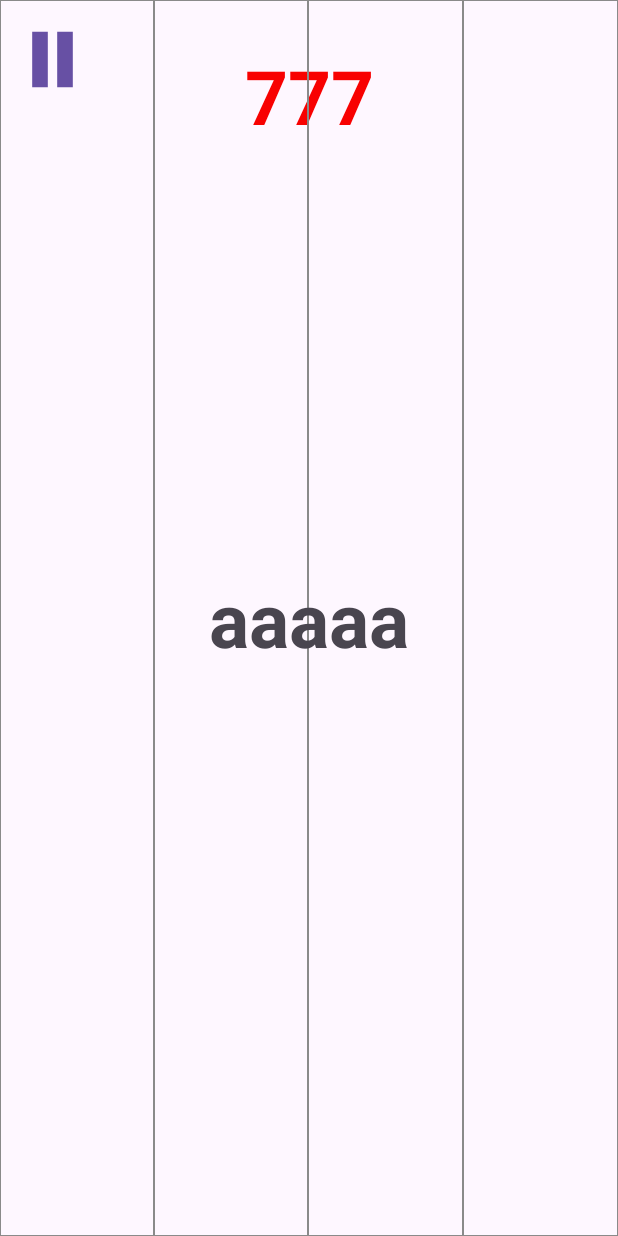
After one commit to aaaa1597/AndKotlin-PianoTiles, an Android app: the fragment GameplayFragment placed in its activity, on a phone screen of 412 x 824 dp. The commit adds this screen. Run offline under Robolectric (Android 15) with nearby library versions, the phone set to English and light mode, and no system bars.

Commit message:
ゲーム画面作成中

```diff
--- /dev/null
+++ b/app/src/main/java/com/example/pianotiles/GameplayFragment.kt
@@ -0,0 +1,41 @@
+package com.example.pianotiles
+
+import android.os.Bundle
+import android.view.LayoutInflater
+import android.view.View
+import android.view.ViewGroup
+import androidx.fragment.app.Fragment
+import androidx.fragment.app.viewModels
+import com.example.pianotiles.databinding.FragmentGameplayBinding
+import com.example.pianotiles.databinding.FragmentMainMenuBinding
+
+class GameplayFragment : Fragment() {
+
+    companion object {
+        fun newInstance() = GameplayFragment()
+    }
+
+    private lateinit var _binding: FragmentGameplayBinding
+    private val gameViewModel: GameplayViewModel by viewModels()
+
+    override fun onCreate(savedInstanceState: Bundle?) {
+        super.onCreate(savedInstanceState)
+    }
+
+    override fun onCreateView(inflater: LayoutInflater, container: ViewGroup?,savedInstanceState: Bundle?): View {
+        _binding = FragmentGameplayBinding.inflate(inflater, container, false)
+        return _binding.root
+    }
+
+    override fun onViewCreated(view: View, savedInstanceState: Bundle?) {
+        super.onViewCreated(view, savedInstanceState)
+        /* pauseボタン押下 */
+        _binding.btnPause.setOnClickListener {
+            gameViewModel.setPause(true)
+            parentFragmentManager.beginTransaction()
+                .addToBackStack("GameplayFragment")
+                .replace(R.id.fragment_container, PauseFragment.newInstance())
+                .commit()
+        }
+    }
+}
--- /dev/null
+++ b/app/src/main/res/drawable/border_view.xml
@@ -0,0 +1,7 @@
+<?xml version="1.0" encoding="utf-8"?>
+<shape xmlns:android="http://schemas.android.com/apk/res/android">
+    <solid/>
+    <stroke
+        android:width="1px"
+        android:color="@color/gray" />
+</shape>
--- /dev/null
+++ b/app/src/main/res/drawable/ic_baseline_pause_24.xml
@@ -0,0 +1,12 @@
+<vector xmlns:android="http://schemas.android.com/apk/res/android"
+    android:width="24dp"
+    android:height="24dp"
+    android:viewportWidth="24"
+    android:viewportHeight="24">
+  <path
+      android:fillColor="@android:color/white"
+      android:pathData="M6,19h4L10,5L6,5v14zM14,5v14h4L18,5h-4z"
+      android:strokeColor="#000000"
+      android:strokeLineCap="square"
+      android:strokeWidth="1"/>
+</vector>
--- /dev/null
+++ b/app/src/main/res/layout/fragment_gameplay.xml
@@ -0,0 +1,77 @@
+<?xml version="1.0" encoding="utf-8"?>
+<androidx.constraintlayout.widget.ConstraintLayout xmlns:android="http://schemas.android.com/apk/res/android"
+    xmlns:tools="http://schemas.android.com/tools"
+    android:layout_width="match_parent"
+    android:layout_height="match_parent"
+    xmlns:app="http://schemas.android.com/apk/res-auto"
+    tools:context=".GameplayFragment">
+
+    <Button
+        android:id="@+id/btn_pause"
+        android:layout_width="50dp"
+        android:layout_height="wrap_content"
+        android:layout_alignParentStart="true"
+        android:layout_marginStart="10dp"
+        android:layout_marginTop="10dp"
+        android:background="@drawable/ic_baseline_pause_24"
+        android:padding="16dp"
+        app:layout_constraintTop_toTopOf="parent"
+        app:layout_constraintLeft_toLeftOf="parent"/>
+
+    <TextView
+        android:id="@+id/txt_score"
+        android:layout_width="wrap_content"
+        android:layout_height="wrap_content"
+        android:layout_centerHorizontal="true"
+        android:layout_marginTop="30dp"
+        android:text="777"
+        android:textColor="@color/red"
+        android:textSize="50sp"
+        android:textStyle="bold"
+        app:layout_constraintTop_toTopOf="parent"
+        app:layout_constraintLeft_toLeftOf="parent"
+        app:layout_constraintRight_toRightOf="parent"/>
+
+    <LinearLayout
+        android:layout_width="match_parent"
+        android:layout_height="match_parent"
+        android:orientation="horizontal">
+        <View
+            android:layout_width="0dp"
+            android:layout_height="match_parent"
+            android:layout_weight="1"
+            android:background="@drawable/border_view"/>
+
+        <View
+            android:layout_width="0dp"
+            android:layout_height="match_parent"
+            android:layout_weight="1"
+            android:background="@drawable/border_view"/>
+
+        <View
+            android:layout_width="0dp"
+            android:layout_height="match_parent"
+            android:layout_weight="1"
+            android:background="@drawable/border_view"/>
+
+        <View
+            android:layout_width="0dp"
+            android:layout_height="match_parent"
+            android:layout_weight="1"
+            android:background="@drawable/border_view"/>
+    </LinearLayout>
+
+    <TextView
+        android:id="@+id/txt_count"
+        android:layout_width="wrap_content"
+        android:layout_height="wrap_content"
+        android:text="aaaaa"
+        android:layout_centerHorizontal="true"
+        android:textSize="50sp"
+        android:textStyle="bold"
+        app:layout_constraintTop_toTopOf="parent"
+        app:layout_constraintLeft_toLeftOf="parent"
+        app:layout_constraintBottom_toBottomOf="parent"
+        app:layout_constraintRight_toRightOf="parent"/>
+
+</androidx.constraintlayout.widget.ConstraintLayout>
```
Also changed, not shown: app/src/main/java/com/example/pianotiles/GameplayViewModel.kt (added, +13 -0 lines), app/src/main/java/com/example/pianotiles/MainMenuFragment.kt (+8 -0 lines), app/src/main/java/com/example/pianotiles/PauseFragment.kt (added, +55 -0 lines), app/src/main/res/layout/fragment_pause.xml (added, +42 -0 lines).
